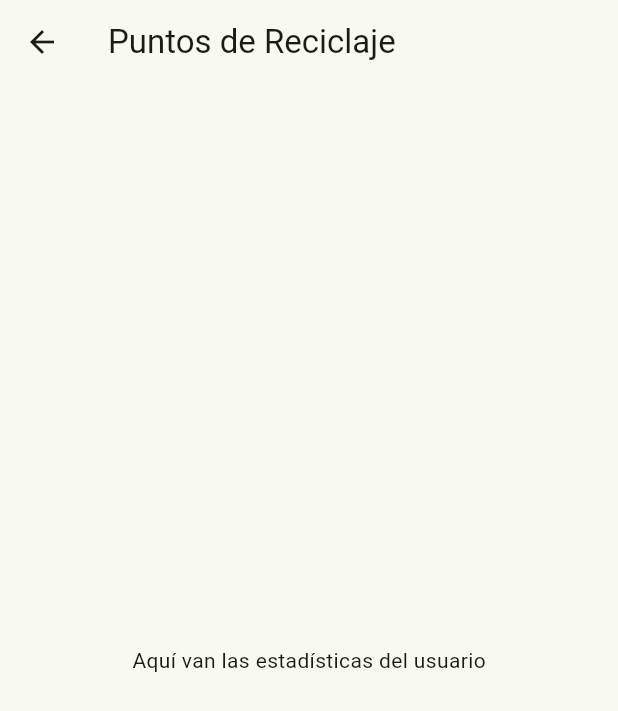
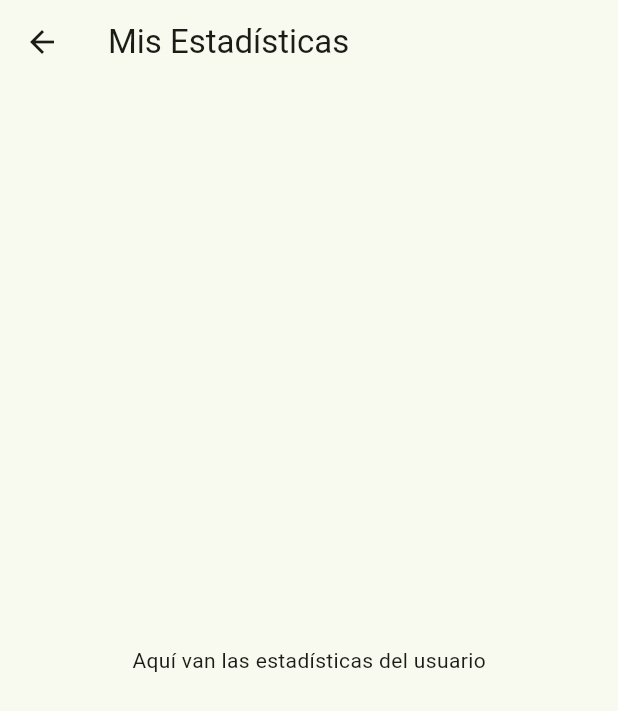
Before and after one commit to DavidGaSa/Eco_Ciudad, a Flutter app: the screen it shows after launch, after a tap on "Mis Estadísticas", on a phone screen of 412 x 824 dp. Shown: the top 711 px of the screen. Run offline on Flutter 3.47's test engine with Material 3 defaults, Android fonts, the phone set to English and light mode, and no system bars.

Commit message:
Pag. Principal 2

```diff
--- a/eco_ciudad/lib/main.dart
+++ b/eco_ciudad/lib/main.dart
@@ -40,19 +40,36 @@ class MainScreen extends StatelessWidget {
   Widget build(BuildContext context) {
     return Scaffold(
       appBar: AppBar(
-        title: const Text(' Bienvenido a Eco-Ciudad'),
+        title: const Text('Bienvenido a Eco-Ciudad'),
         centerTitle: true,
         backgroundColor: Colors.green[700],
         foregroundColor: Colors.white,
       ),
-      body: Align(
-        alignment: Alignment.bottomCenter,
-        child: Padding(
-          padding: const EdgeInsets.all(24.0),
+      body: Container(
+        width: double.infinity,
+        height: double.infinity,
+        color: Colors.lightGreen[100], // Fondo verde claro
         child: Column(
-            mainAxisSize: MainAxisSize.min,
+          mainAxisAlignment: MainAxisAlignment.center,
           children: [
-              const SizedBox(height: 32),
+          // Logo
+            Image.asset(
+              'assets/Eco-Ciudad-Logo.png',
+              width: 410,
+              height: 410,
+            ),
+            const SizedBox(height: 24), // Espacio uniforme
+            // Breve descripción
+            const Padding(
+              padding: EdgeInsets.symmetric(horizontal: 32.0),
+              child: Text(
+                'El reciclaje es esencial en el ciudado del planeta y la salud de los habitantes. Por eso presentamos Eco-Ciudad, una app para facilitar el reciclaje en tu ciudad al mismo tiempo que te motiva a llevar un control de tu impacto ambiental.',
+                textAlign: TextAlign.center,
+                style: TextStyle(fontSize: 18, color: Colors.black87),
+              ),
+            ),
+            const SizedBox(height: 24), // Espacio uniforme
+            // Botones
             Wrap(
               spacing: 16,
               runSpacing: 16,
@@ -89,7 +106,7 @@ class MainScreen extends StatelessWidget {
                     Navigator.push(
                       context,
                       MaterialPageRoute(builder: (context) => Scaffold(
-                    appBar: AppBar(title: const Text('Puntos de Reciclaje')),
+                        appBar: AppBar(title: const Text('Mis Estadísticas')),
                         body: const Center(child: Text('Aquí van las estadísticas del usuario')),
                       )),
                     );
@@ -101,7 +118,6 @@ class MainScreen extends StatelessWidget {
           ],
         ),
       ),
-      ),
     );
   }
 }
```
Also changed, not shown: eco_ciudad/pubspec.yaml (+2 -30 lines), eco_ciudad/assets/Eco-Ciudad-Logo.png (added). Lines whose indentation alone changed are shown as unchanged.
